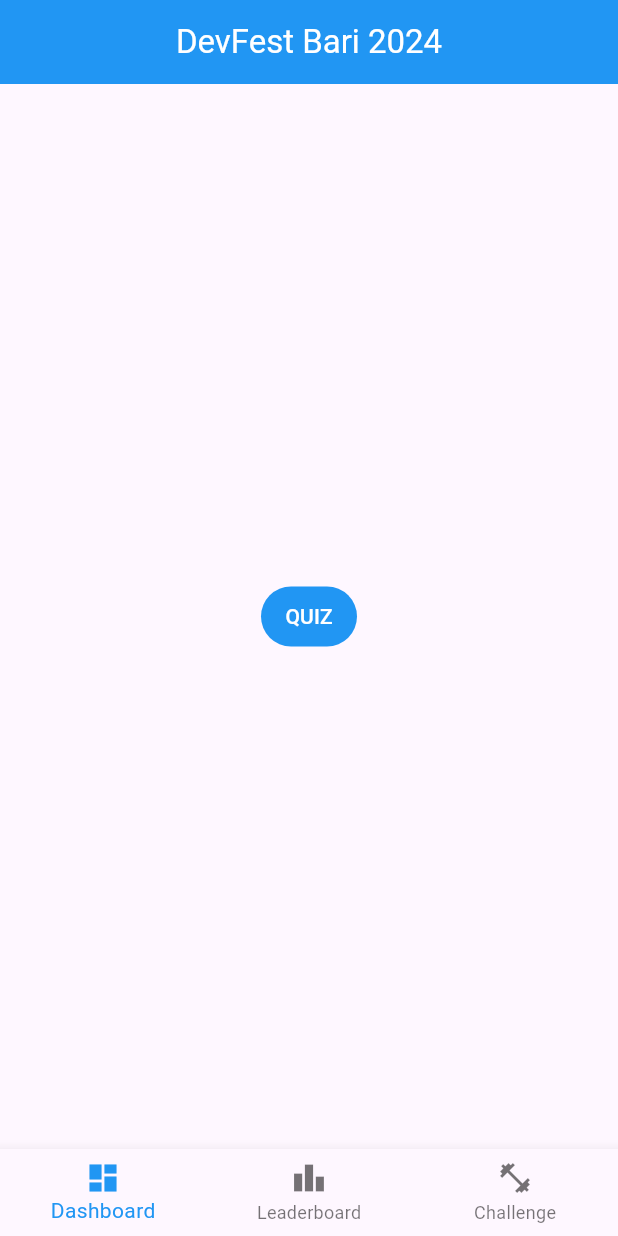
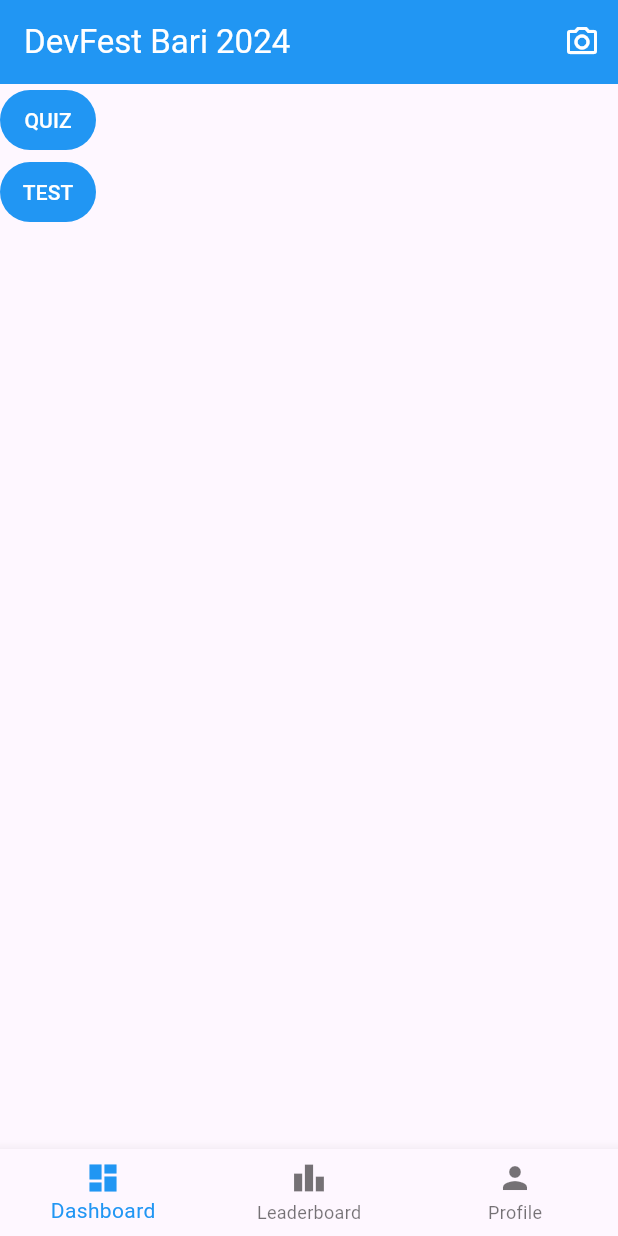
Before and after one commit to gdgbari/2025-devfest-bari-mobile-fe, a Flutter app: the DashboardPage screen opened by its route, on a phone screen of 412 x 824 dp. Run offline on Flutter 3.47's test engine with Material 3 defaults, Android fonts, the phone set to English and light mode, and no system bars; our stand-ins replace bloc, cloud_functions, equatable, firebase_auth, firebase_core, flutter_bloc and 1 more; accounts and stored records are empty; generated files the repository leaves out were written again.

Commit message:
refactoring and update of names

```diff
--- a/lib/data/api/authentication_api.dart
+++ b/lib/data/api/authentication_api.dart
@@ -18,8 +18,8 @@
           .call<Map<String, dynamic>>();
 
       return result.data;
-    } on FirebaseFunctionsException catch (e) {
-      return {};
+    } on FirebaseFunctionsException {
+      rethrow;
     }
   }
 
--- a/lib/data/models.dart
+++ b/lib/data/models.dart
@@ -1,4 +1,6 @@
 export 'models/group.dart';
+export 'models/question.dart';
 export 'models/quiz.dart';
+export 'models/sponsor.dart';
 export 'models/talk.dart';
 export 'models/user_profile.dart';
--- a/lib/data/models/question.dart
+++ b/lib/data/models/question.dart
@@ -37,7 +37,7 @@
     return Question(
       questionId: map['questionId'] as String? ?? '',
       text: map['text'] as String? ?? '',
-      answerList: List<String>.from((map['answerList'] as List<String>? ?? [])),
+      answerList: List<String>.from((map['answerList'] ?? [])),
     );
   }
 
--- a/lib/logic/cubit/quiz_state.dart
+++ b/lib/logic/cubit/quiz_state.dart
@@ -10,28 +10,28 @@
 }
 
 class QuizState extends Equatable {
-  final List<Quiz> quizList;
+  final Quiz quiz;
   final List<String?> selectedAnswers;
   final QuizStatus status;
 
   const QuizState({
-    this.quizList = const [],
+    this.quiz = const Quiz(),
     this.selectedAnswers = const [],
     this.status = QuizStatus.initial,
   });
 
   QuizState copyWith({
-    List<Quiz>? quizList,
+    Quiz? quiz,
     List<String?>? selectedAnswers,
     QuizStatus? status,
   }) {
     return QuizState(
-      quizList: quizList ?? this.quizList,
+      quiz: quiz ?? this.quiz,
       selectedAnswers: selectedAnswers ?? this.selectedAnswers,
       status: status ?? this.status,
     );
   }
 
   @override
-  List<Object?> get props => [quizList, selectedAnswers, status];
+  List<Object> get props => [quiz, selectedAnswers, status];
 }
--- a/lib/main.dart
+++ b/lib/main.dart
@@ -1,13 +1,12 @@
 import 'dart:async';
 
 import 'package:bloc/bloc.dart';
+import 'package:devfest_bari_2024/app.dart';
+import 'package:devfest_bari_2024/firebase_options.dart';
 import 'package:devfest_bari_2024/logic.dart';
 import 'package:firebase_core/firebase_core.dart';
 import 'package:flutter/cupertino.dart';
 import 'package:flutter/services.dart';
-
-import 'app.dart';
-import 'firebase_options.dart';
 
 void main() async {
   runZonedGuarded(
--- a/lib/ui/navigation/app_router.dart
+++ b/lib/ui/navigation/app_router.dart
@@ -49,9 +49,9 @@
         StatefulShellBranch(
           routes: <RouteBase>[
             GoRoute(
-              name: RouteNames.challengeRoute.name,
-              path: RouteNames.challengeRoute.path,
-              builder: (context, state) => const ChallengePage(),
+              name: RouteNames.profileRoute.name,
+              path: RouteNames.profileRoute.path,
+              builder: (context, state) => const ProfilePage(),
             ),
           ],
         ),
--- a/lib/ui/navigation/route_names.dart
+++ b/lib/ui/navigation/route_names.dart
@@ -2,7 +2,7 @@
   loginRoute(path: '/login'),
   dashboardRoute(path: '/home/dashboard'),
   leaderboardRoute(path: '/home/leaderboard'),
-  challengeRoute(path: '/home/challenge'),
+  profileRoute(path: '/home/profile'),
   quizRoute(path: 'dashboard/quiz');
 
   final String path;
--- a/lib/ui/pages.dart
+++ b/lib/ui/pages.dart
@@ -1,4 +1,4 @@
-export 'pages/challenge_page.dart';
+export 'pages/profile_page.dart';
 export 'pages/dashboard_page.dart';
 export 'pages/leaderboard_page.dart';
 export 'pages/login_page.dart';
--- a/lib/ui/pages/dashboard_page.dart
+++ b/lib/ui/pages/dashboard_page.dart
@@ -1,3 +1,4 @@
+import 'package:devfest_bari_2024/data.dart';
 import 'package:devfest_bari_2024/logic.dart';
 import 'package:devfest_bari_2024/ui.dart';
 import 'package:flutter/material.dart';
@@ -11,8 +12,9 @@
   Widget build(BuildContext context) {
     return Scaffold(
       body: SafeArea(
-        child: Center(
-          child: TextButton(
+        child: Column(
+          children: <Widget>[
+            TextButton(
               onPressed: () {
                 context.read<QuizCubit>().resetAnswers();
                 context.goNamed(RouteNames.quizRoute.name);
@@ -23,6 +25,19 @@
                 style: TextStyle(color: Colors.white),
               ),
             ),
+            TextButton(
+              onPressed: () async {
+                final quiz =
+                    await QuizRepository().getQuiz('osCBQg7hlgDI5ya2iz9l');
+                print(quiz);
+              },
+              style: TextButton.styleFrom(backgroundColor: Colors.blue),
+              child: const Text(
+                'TEST',
+                style: TextStyle(color: Colors.white),
+              ),
+            ),
+          ],
         ),
       ),
     );
--- a/lib/ui/pages/navigation_bar_page.dart
+++ b/lib/ui/pages/navigation_bar_page.dart
@@ -18,7 +18,16 @@
           'DevFest Bari 2024',
           style: TextStyle(color: Colors.white),
         ),
-        centerTitle: true,
+        centerTitle: false,
+        actions: [
+          IconButton(
+            onPressed: () {},
+            icon: const Icon(
+              Icons.photo_camera_outlined,
+              color: Colors.white,
+            ),
+          ),
+        ],
       ),
       body: navigationShell,
       bottomNavigationBar: BottomNavigationBar(
@@ -33,8 +42,8 @@
             label: 'Leaderboard',
           ),
           BottomNavigationBarItem(
-            icon: Icon(Icons.fitness_center),
-            label: 'Challenge',
+            icon: Icon(Icons.person),
+            label: 'Profile',
           ),
         ],
         currentIndex: navigationShell.currentIndex,
--- a/lib/ui/pages/challenge_page.dart
+++ b/lib/ui/pages/qr_page.dart
@@ -1,14 +1,14 @@
 import 'package:flutter/material.dart';
 
-class ChallengePage extends StatelessWidget {
-  const ChallengePage({super.key});
+class QrPage extends StatelessWidget {
+  const QrPage({super.key});
 
   @override
   Widget build(BuildContext context) {
     return const Scaffold(
       body: SafeArea(
         child: Center(
-          child: Text('CHALLENGE'),
+          child: Text('QR CODE'),
         ),
       ),
     );
```
Also changed, not shown: lib/data/api/quiz_api.dart (+5 -5 lines), lib/data/repo/authentication_repository.dart (+9 -7 lines), lib/data/repo/quiz_repository.dart (+7 -20 lines), lib/logic/cubit/quiz_cubit.dart (+9 -9 lines), lib/ui/pages/profile_page.dart (added, +16 -0 lines), lib/ui/pages/quiz_page.dart (+15 -13 lines), lib/data.dart (line endings or trailing spaces). Lines whose indentation alone changed are shown as unchanged.
